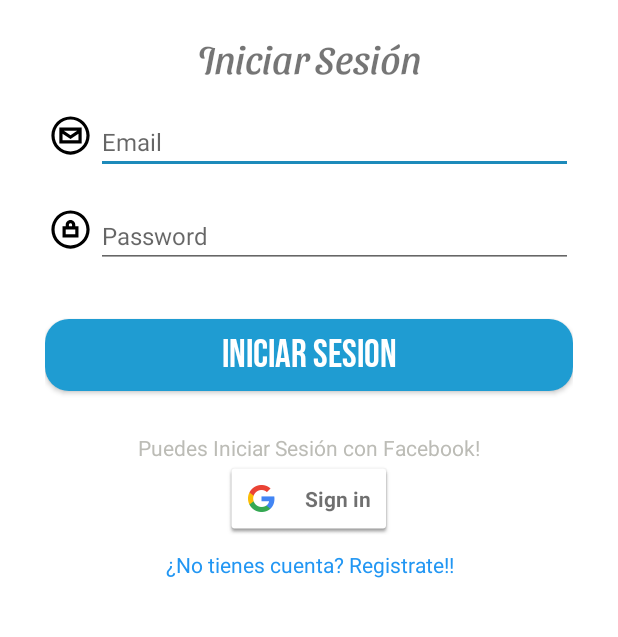
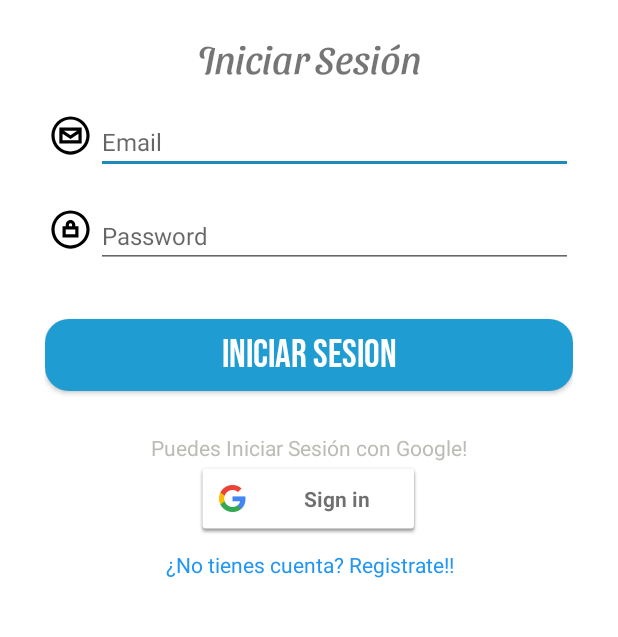
Before and after one commit to sebastianMorales01/DenunciasTalcAPP, an Android app: the screen it shows after launch (LoginActivity), on a phone screen of 412 x 824 dp, the part 375-1012 px from its top. Run offline under Robolectric (Android 15) with nearby library versions, the phone set to English and light mode, and no system bars; our stand-ins replace Firebase (no records; nobody signed in at launch, a user with empty details on screens opened directly).

```diff
--- /dev/null
+++ b/app/src/main/res/drawable/button_rounded_google.xml
@@ -0,0 +1,5 @@
+<?xml version="1.0" encoding="utf-8"?>
+<shape xmlns:android="http://schemas.android.com/apk/res/android">
+    <corners android:radius="16dp"/>
+    <solid android:color="#FFFFFF"/>
+</shape>
--- a/app/src/main/res/layout/activity_login.xml
+++ b/app/src/main/res/layout/activity_login.xml
@@ -93,21 +93,18 @@
         android:layout_gravity="center"
         android:layout_marginTop="14dp"
         android:layout_centerHorizontal="true"
-        android:text="Puedes Iniciar Sesión con Facebook!"
+        android:text="Puedes Iniciar Sesión con Google!"
         android:textColor="#BCBCB6"
         android:textSize="14sp" />
 
     <com.google.android.gms.common.SignInButton
         android:id="@+id/signInButton"
-        android:layout_width="wrap_content"
+        android:layout_width="150dp"
         android:layout_height="wrap_content"
         android:layout_centerHorizontal="true"
         android:layout_centerVertical="true"
         android:layout_below="@id/login_puedes"
         />
-
-
-
     <TextView
         android:layout_width="match_parent"
         android:layout_height="wrap_content"
@@ -117,7 +114,8 @@
         android:onClick="launchRegister"
         android:text="¿No tienes cuenta? Registrate!!"
         android:textColor="#2196F3"
-        android:id="@+id/login_goRegister"/>
+        android:id="@+id/login_goRegister"
+        />
 
 
 
```
Also changed, not shown: app/src/main/java/com/example/denunciastalcapp/MainActivity.java (+4 -20 lines).
